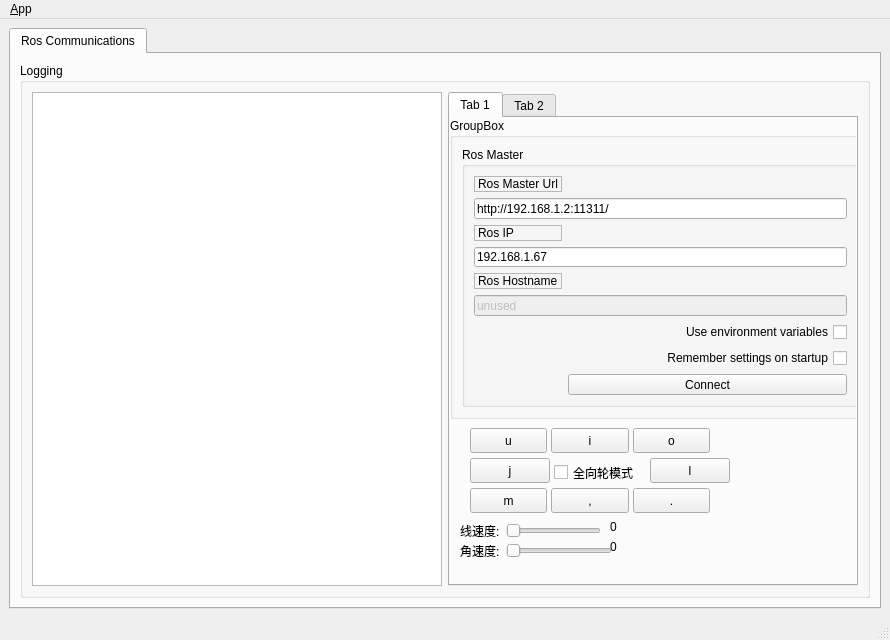
Skylar-xty/ROS---, file ROS-interaction/src/robot_hmi/ui/main_window.ui: the form before one commit.
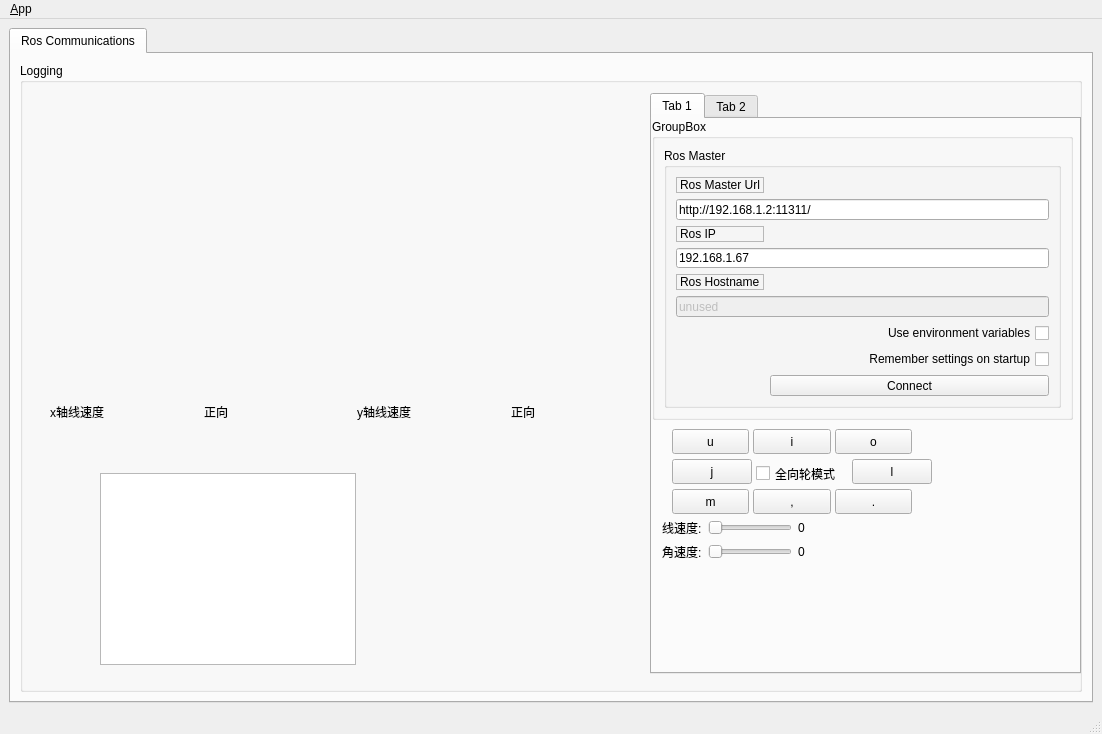
The form after the commit. Icons and pictures are not drawn.

Commit message: 3.速度仪表盘实现

What changed in the file:
```diff
--- a/ROS-interaction/src/robot_hmi/ui/main_window.ui
+++ b/ROS-interaction/src/robot_hmi/ui/main_window.ui
@@ -6,10 +6,16 @@
    <rect>
     <x>0</x>
     <y>0</y>
-    <width>890</width>
-    <height>640</height>
+    <width>1102</width>
+    <height>734</height>
    </rect>
   </property>
+  <property name="minimumSize">
+   <size>
+    <width>1000</width>
+    <height>500</height>
+   </size>
+  </property>
   <property name="windowTitle">
    <string>QRosApp</string>
   </property>
@@ -52,12 +58,25 @@
           <property name="title">
            <string>Logging</string>
           </property>
-          <layout class="QGridLayout" name="gridLayout_3">
-           <item row="0" column="0">
-            <widget class="QListView" name="view_logging"/>
-           </item>
-           <item row="0" column="1">
+          <widget class="QListView" name="view_logging">
+           <property name="geometry">
+            <rect>
+             <x>80</x>
+             <y>410</y>
+             <width>256</width>
+             <height>192</height>
+            </rect>
+           </property>
+          </widget>
             <widget class="QTabWidget" name="tabWidget">
+           <property name="geometry">
+            <rect>
+             <x>630</x>
+             <y>30</y>
+             <width>431</width>
+             <height>581</height>
+            </rect>
+           </property>
              <property name="currentIndex">
               <number>0</number>
              </property>
@@ -255,32 +274,6 @@
                 <string>O</string>
                </property>
               </widget>
-              <widget class="QLabel" name="label_linear">
-               <property name="geometry">
-                <rect>
-                 <x>160</x>
-                 <y>400</y>
-                 <width>67</width>
-                 <height>17</height>
-                </rect>
-               </property>
-               <property name="text">
-                <string>0</string>
-               </property>
-              </widget>
-              <widget class="QLabel" name="label_raw">
-               <property name="geometry">
-                <rect>
-                 <x>160</x>
-                 <y>420</y>
-                 <width>67</width>
-                 <height>17</height>
-                </rect>
-               </property>
-               <property name="text">
-                <string>0</string>
-               </property>
-              </widget>
               <widget class="QPushButton" name="pushButton_l">
                <property name="geometry">
                 <rect>
@@ -374,15 +367,17 @@
                 <string>M</string>
                </property>
               </widget>
-              <widget class="QWidget" name="layoutWidget">
+            <widget class="QWidget" name="">
                <property name="geometry">
                 <rect>
                  <x>10</x>
                  <y>400</y>
-                 <width>141</width>
-                 <height>25</height>
-                </rect>
-               </property>
+               <width>171</width>
+               <height>71</height>
+              </rect>
+             </property>
+             <layout class="QFormLayout" name="formLayout">
+              <item row="0" column="0">
                <layout class="QHBoxLayout" name="horizontalLayout">
                 <item>
                  <widget class="QLabel" name="label_4">
@@ -402,16 +397,15 @@
                  </widget>
                 </item>
                </layout>
-              </widget>
-              <widget class="QWidget" name="layoutWidget">
-               <property name="geometry">
-                <rect>
-                 <x>10</x>
-                 <y>420</y>
-                 <width>152</width>
-                 <height>25</height>
-                </rect>
-               </property>
+              </item>
+              <item row="0" column="1">
+               <widget class="QLabel" name="label_linear">
+                <property name="text">
+                 <string>0</string>
+                </property>
+               </widget>
+              </item>
+              <item row="1" column="0">
                <layout class="QHBoxLayout" name="horizontalLayout_2">
                 <item>
                  <widget class="QLabel" name="label_5">
@@ -431,6 +425,15 @@
                  </widget>
                 </item>
                </layout>
+              </item>
+              <item row="1" column="1">
+               <widget class="QLabel" name="label_raw">
+                <property name="text">
+                 <string>0</string>
+                </property>
+               </widget>
+              </item>
+             </layout>
               </widget>
              </widget>
              <widget class="QWidget" name="tab_4">
@@ -439,8 +442,66 @@
               </attribute>
              </widget>
             </widget>
-           </item>
-          </layout>
+          <widget class="QWidget" name="layoutWidget">
+           <property name="geometry">
+            <rect>
+             <x>30</x>
+             <y>30</y>
+             <width>608</width>
+             <height>331</height>
+            </rect>
+           </property>
+           <layout class="QGridLayout" name="gridLayout_2">
+            <item row="0" column="0" colspan="2">
+             <widget class="QWidget" name="widget_speed_x" native="true">
+              <property name="minimumSize">
+               <size>
+                <width>300</width>
+                <height>300</height>
+               </size>
+              </property>
+             </widget>
+            </item>
+            <item row="0" column="2" colspan="2">
+             <widget class="QWidget" name="widget_speed_y" native="true">
+              <property name="minimumSize">
+               <size>
+                <width>300</width>
+                <height>300</height>
+               </size>
+              </property>
+             </widget>
+            </item>
+            <item row="1" column="0">
+             <widget class="QLabel" name="label_6">
+              <property name="text">
+               <string>x轴线速度</string>
+              </property>
+             </widget>
+            </item>
+            <item row="1" column="1">
+             <widget class="QLabel" name="label_dir_x">
+              <property name="text">
+               <string>正向</string>
+              </property>
+             </widget>
+            </item>
+            <item row="1" column="2">
+             <widget class="QLabel" name="label_7">
+              <property name="text">
+               <string>y轴线速度</string>
+              </property>
+             </widget>
+            </item>
+            <item row="1" column="3">
+             <widget class="QLabel" name="label_dir_y">
+              <property name="text">
+               <string>正向</string>
+              </property>
+             </widget>
+            </item>
+           </layout>
+          </widget>
          </widget>
         </item>
        </layout>
@@ -454,7 +515,7 @@
     <rect>
      <x>0</x>
      <y>0</y>
-     <width>890</width>
+     <width>1102</width>
      <height>28</height>
     </rect>
    </property>
```
Lines whose indentation alone changed are shown as unchanged. The commit also changes 41 other files.
